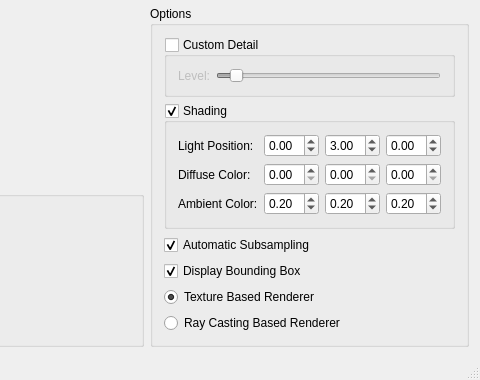
Above: src/main_window.ui from jcxz/PGP before the change; both pictures show x 506 to 986 and y 310 to 690 of the 986 by 690 pixel window. Below: the same form after it.
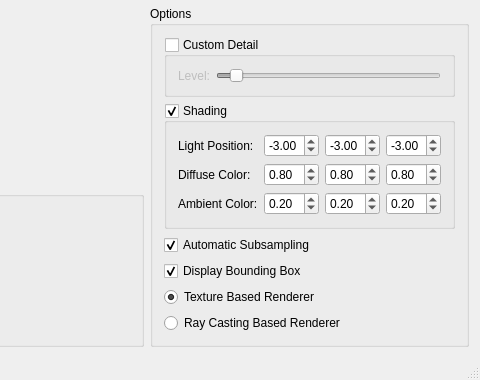
That is the form after the change. Custom widgets are drawn as their Qt base class.

Commit message: Implementoval som zapinanie/vypinanie osvetlenia z gui

What changed in the file:
```diff
--- a/src/main_window.ui
+++ b/src/main_window.ui
@@ -195,6 +195,9 @@
               <property name="singleStep">
                <double>0.250000000000000</double>
               </property>
+              <property name="value">
+               <double>-3.000000000000000</double>
+              </property>
              </widget>
             </item>
             <item row="0" column="2">
@@ -209,7 +212,7 @@
                <double>0.250000000000000</double>
               </property>
               <property name="value">
-               <double>3.000000000000000</double>
+               <double>-3.000000000000000</double>
               </property>
              </widget>
             </item>
@@ -224,6 +227,9 @@
               <property name="singleStep">
                <double>0.250000000000000</double>
               </property>
+              <property name="value">
+               <double>-3.000000000000000</double>
+              </property>
              </widget>
             </item>
             <item row="1" column="0">
@@ -241,6 +247,9 @@
               <property name="singleStep">
                <double>0.100000000000000</double>
               </property>
+              <property name="value">
+               <double>0.800000000000000</double>
+              </property>
              </widget>
             </item>
             <item row="1" column="2">
@@ -251,6 +260,9 @@
               <property name="singleStep">
                <double>0.100000000000000</double>
               </property>
+              <property name="value">
+               <double>0.800000000000000</double>
+              </property>
              </widget>
             </item>
             <item row="1" column="3">
@@ -261,6 +273,9 @@
               <property name="singleStep">
                <double>0.100000000000000</double>
               </property>
+              <property name="value">
+               <double>0.800000000000000</double>
+              </property>
              </widget>
             </item>
             <item row="2" column="0">
```
Left out of the diff: 158 changed lines with no effect on the pictures. The commit also changes 6 other files.
